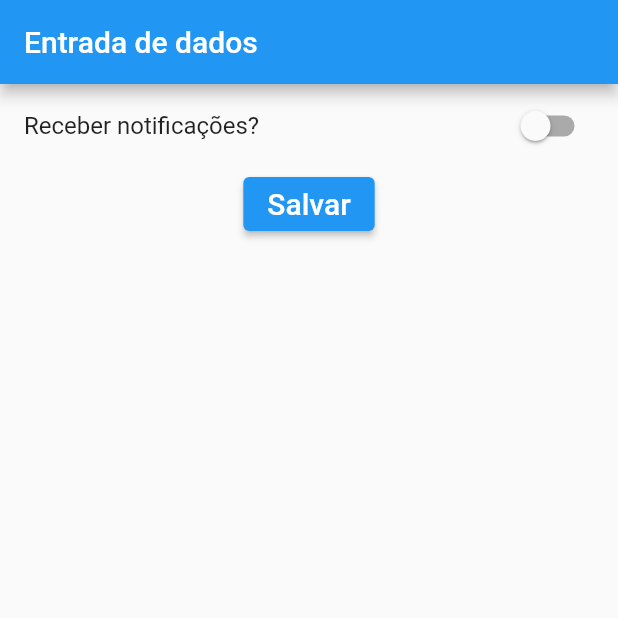
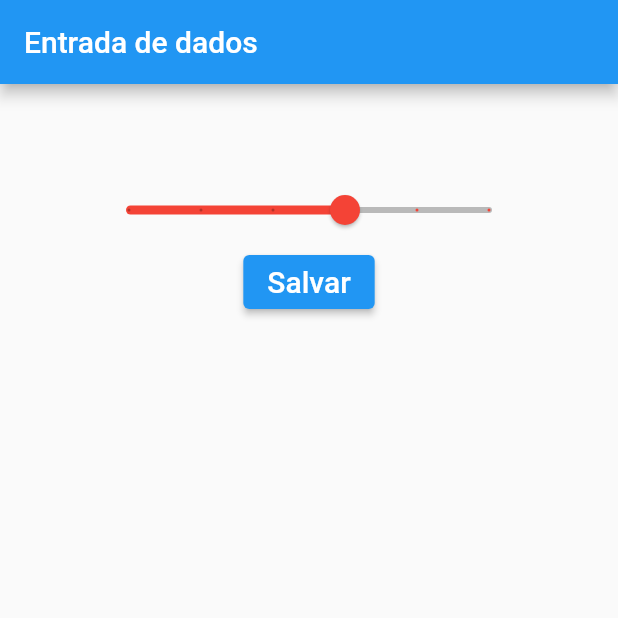
Before and after one commit to micheleascoli/curso-flutter, a Flutter app: the screen it shows after launch, after a tap on "Salvar", on a phone screen of 412 x 824 dp, the top half of it. Run offline on Flutter 3.47's test engine with Material 2 defaults, Android fonts, the phone set to English and light mode, and no system bars; missing offline and left inert: dart:ffi.

Commit message:
Entrada de dados com Slider

```diff
--- /dev/null
+++ b/entrada_dados/lib/EntradaSlider.dart
@@ -0,0 +1,61 @@
+import 'dart:ffi';
+
+import 'package:flutter/material.dart';
+
+class EntradaSlider extends StatefulWidget {
+  const EntradaSlider({Key? key}) : super(key: key);
+
+  @override
+  State<EntradaSlider> createState() => _EntradaSliderState();
+}
+
+class _EntradaSliderState extends State<EntradaSlider> {
+
+  double valor = 5;
+  String label = "0";
+
+  @override
+  Widget build(BuildContext context) {
+    return Scaffold(
+      appBar: AppBar(
+        title: Text("Entrada de dados"),
+      ),
+      body: Container(
+        padding: EdgeInsets.all(60),
+        child: Column(
+          children: [
+
+            Slider(
+                value: valor,
+                min: 0,
+                max: 10,
+                label: label,
+                divisions: 5,
+                activeColor: Colors.red,
+                inactiveColor: Colors.black26,
+                onChanged: (double novoValor){
+                  setState(() {
+                    valor = novoValor;
+                    label = novoValor.toString();
+                  });
+                }
+            ),
+
+            ElevatedButton(
+              child: Text(
+                "Salvar",
+                style: TextStyle(
+                    fontSize: 20
+                ),
+              ),
+              onPressed: (){
+                print("Valor: "+valor.toString());
+              },
+            )
+
+          ],
+        ),
+      ),
+    );
+  }
+}
--- a/entrada_dados/lib/main.dart
+++ b/entrada_dados/lib/main.dart
@@ -1,6 +1,7 @@
 import 'package:entrada_dados2/CampoTexto.dart';
 import 'package:entrada_dados2/EntradaCheckbox.dart';
 import 'package:entrada_dados2/EntradaRadioButton.dart';
+import 'package:entrada_dados2/EntradaSlider.dart';
 import 'package:entrada_dados2/EntradaSwitch.dart';
 import 'package:flutter/material.dart';
 
@@ -10,7 +11,8 @@
       //home: CampoTexto(),
       //home: EntradaCheckbox(),
       //home: EntradaRadioButton(),
-      home: EntradaSwitch(),
+      //home: EntradaSwitch(),
+      home: EntradaSlider(),
     )
   );
 }
```
